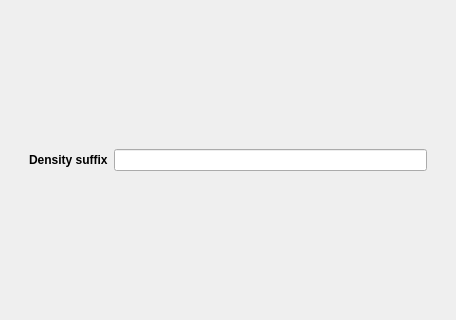
Qt form ClearMap/gui/creator/group_analysis_tab.ui (ClearAnatomics/ClearMap) before a commit; both pictures show x 0 to 456 and y 256 to 576 of the 456 by 822 pixel window.
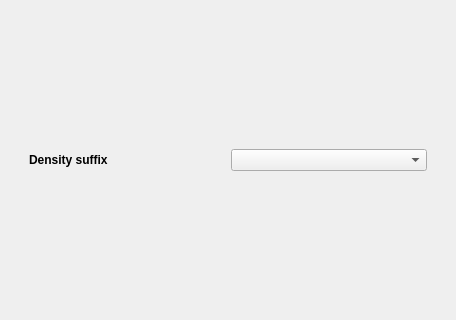
The same form after that commit. Icons and pictures are not drawn.

Commit message: IMPROVEMENT: changes density suffix from line edit to bombobox

The edit to the form file:
```diff
--- a/ClearMap/gui/creator/group_analysis_tab.ui
+++ b/ClearMap/gui/creator/group_analysis_tab.ui
@@ -173,7 +173,7 @@
              </widget>
             </item>
             <item>
-             <widget class="QLineEdit" name="densitySuffixTextFilterLineEdit"/>
+             <widget class="QComboBox" name="densitySuffixComboBox"/>
             </item>
            </layout>
           </widget>
```
The commit also changes 1 other file.
